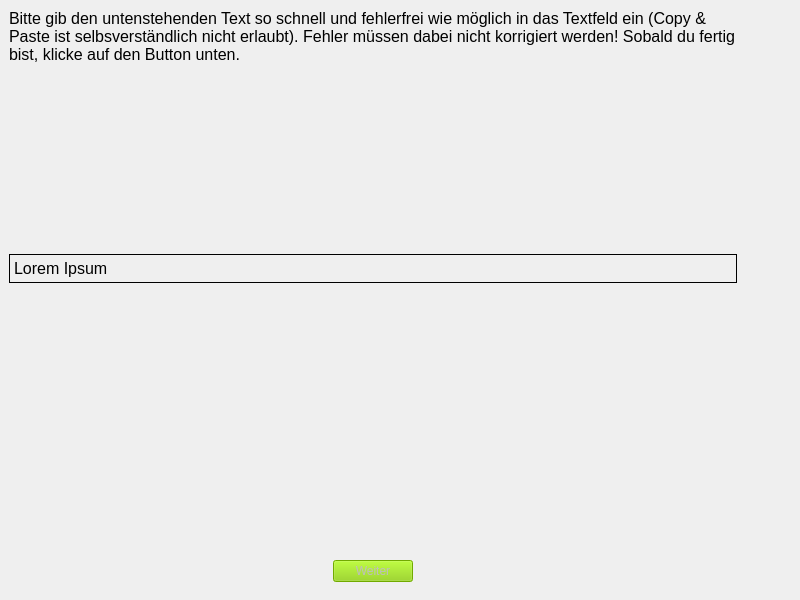
The window that text_entry_speed_test.ui (ITT-21SS-UR/assignment-5-text-entry-lm) describes before a commit, drawn with Qt 5.
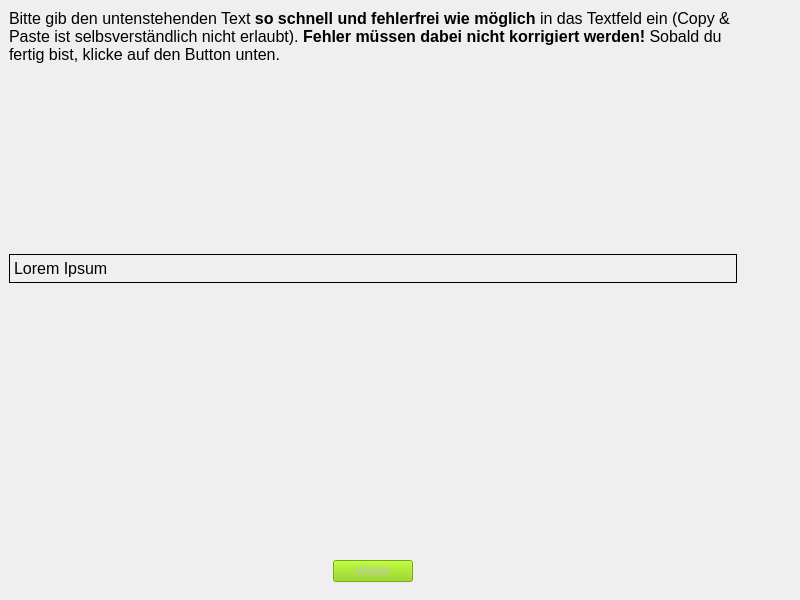
The same window after the commit. The open tabs and pages were chosen to show the change.

Patch:
```diff
--- a/text_entry_speed_test.ui
+++ b/text_entry_speed_test.ui
@@ -262,7 +262,7 @@
          </font>
         </property>
         <property name="text">
-         <string>&lt;html&gt;&lt;head/&gt;&lt;body&gt;&lt;p&gt;Bitte gib den untenstehenden Text so schnell und fehlerfrei wie möglich in das Textfeld ein (Copy &amp;amp; Paste ist selbsverständlich nicht erlaubt). Fehler müssen dabei nicht korrigiert werden! Sobald du fertig bist, klicke auf den Button unten.&lt;/p&gt;&lt;p&gt;&lt;br/&gt;&lt;/p&gt;&lt;/body&gt;&lt;/html&gt;</string>
+         <string>&lt;html&gt;&lt;head/&gt;&lt;body&gt;&lt;p&gt;Bitte gib den untenstehenden Text &lt;span style=&quot; font-weight:600;&quot;&gt;so schnell und fehlerfrei wie möglich&lt;/span&gt; in das Textfeld ein (Copy &amp;amp; Paste ist selbsverständlich nicht erlaubt). &lt;span style=&quot; font-weight:600;&quot;&gt;Fehler müssen dabei nicht korrigiert werden!&lt;/span&gt; Sobald du fertig bist, klicke auf den Button unten.&lt;/p&gt;&lt;p&gt;&lt;br/&gt;&lt;/p&gt;&lt;/body&gt;&lt;/html&gt;</string>
         </property>
         <property name="alignment">
          <set>Qt::AlignLeading|Qt::AlignLeft|Qt::AlignVCenter</set>
```
